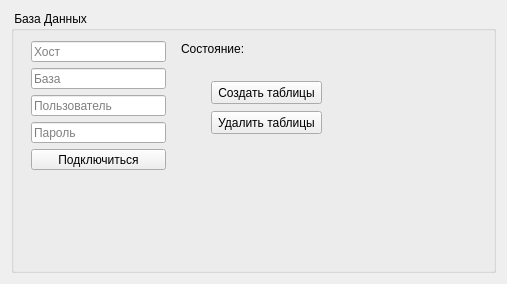
EfimovIB/AutoServiceManager, file databasewidget.ui: the form before one commit.
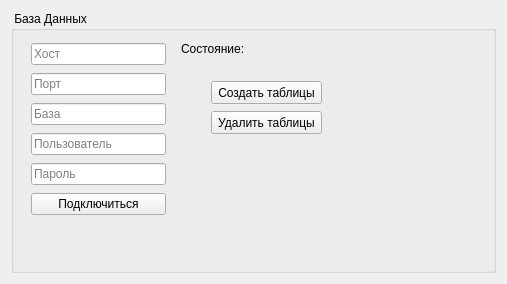
The form after the commit.

Diff of the .ui file:
```diff
--- a/databasewidget.ui
+++ b/databasewidget.ui
@@ -51,7 +51,7 @@
         <x>20</x>
         <y>30</y>
         <width>135</width>
-        <height>129</height>
+        <height>181</height>
        </rect>
       </property>
       <layout class="QVBoxLayout" name="verticalLayout">
@@ -62,6 +62,13 @@
          </property>
         </widget>
        </item>
+       <item>
+        <widget class="QLineEdit" name="port">
+         <property name="placeholderText">
+          <string>Порт</string>
+         </property>
+        </widget>
+       </item>
        <item>
         <widget class="QLineEdit" name="database">
          <property name="placeholderText">
@@ -92,7 +99,7 @@
        </item>
       </layout>
      </widget>
-     <widget class="QWidget" name="">
+     <widget class="QWidget" name="layoutWidget">
       <property name="geometry">
        <rect>
         <x>170</x>
```
